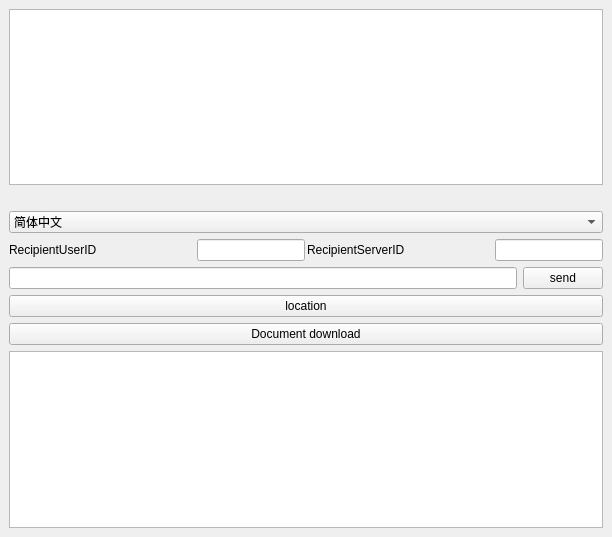
This is GUI/chatwindow.ui in Don27san/ikomm-Gruppe2 as Qt 5 draws it before an edit. The edited form follows.
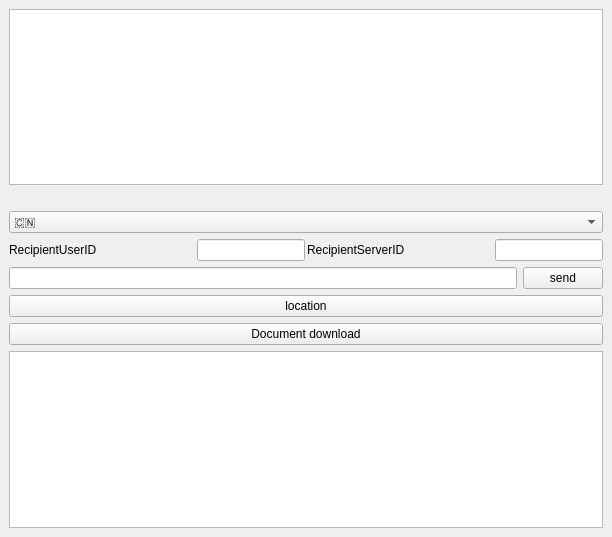
This is the edited form.

Diff of the .ui file:
```diff
--- a/GUI/chatwindow.ui
+++ b/GUI/chatwindow.ui
@@ -35,7 +35,7 @@
       </property>
       <item>
        <property name="text">
-        <string>简体中文</string>
+        <string>🇨🇳</string>
        </property>
       </item>
       <item>
```
Left out of the diff: 4 changed lines with no effect on the pictures.
